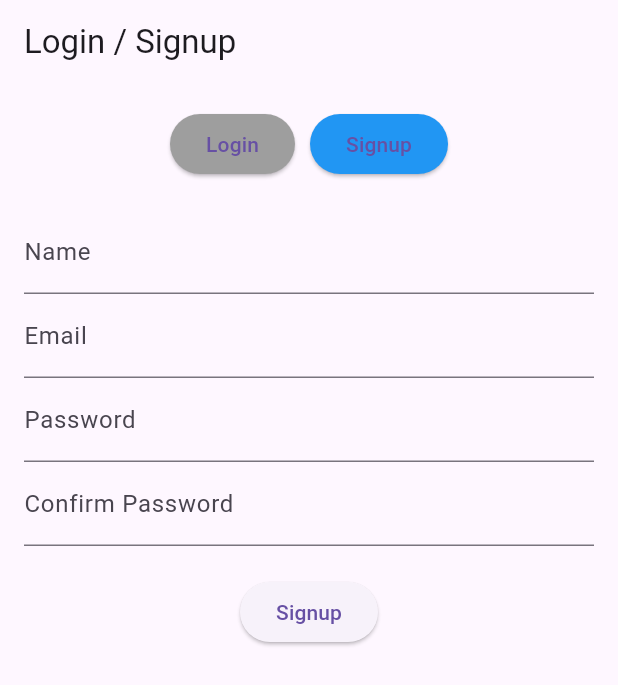
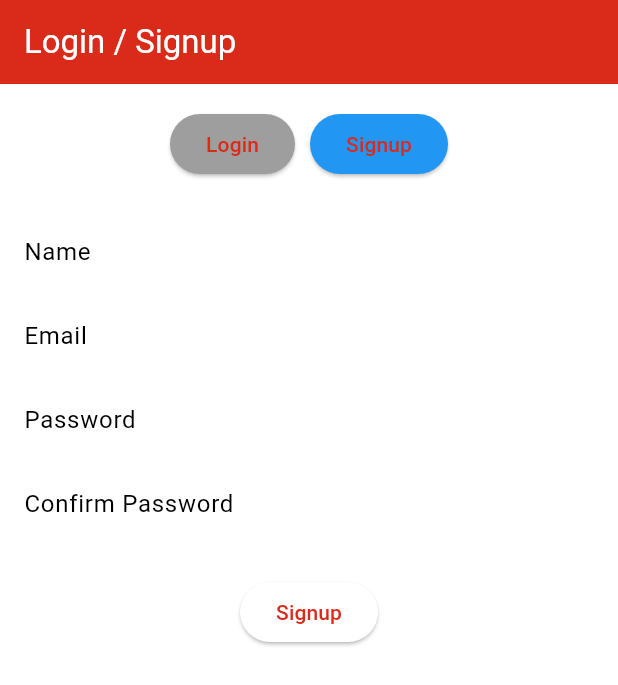
Before and after one commit to hamzasyed2985/FinanceApp, a Flutter app: the screen it shows after launch, after a tap on "Signup", on a phone screen of 412 x 824 dp. Shown: the top 685 px of the screen. Run offline on Flutter 3.47's test engine with Material 3 defaults, Android fonts, the phone set to English and light mode, and no system bars; our stand-ins replace cloud_firestore, firebase_auth, firebase_core, fl_chart; accounts and stored records are empty.

Commit message:
splash screen and theme colors on main.dart

```diff
--- a/lib/main.dart
+++ b/lib/main.dart
@@ -5,10 +5,11 @@ import 'package:finance_app/screens/add_transaction_screen.dart';
 import 'package:finance_app/screens/home_screen.dart';
 import 'package:finance_app/screens/transactions_screen.dart';
 import 'package:finance_app/screens/login_signup_screen.dart';
+import 'package:finance_app/screens/splash_screen.dart';
 
 void main() async {
   WidgetsFlutterBinding.ensureInitialized();
-  await Firebase.initializeApp(); // Initialize Firebase
+  await Firebase.initializeApp();
   FirebaseAuth.instance.signOut();
   runApp(const MyApp());
 }
@@ -20,20 +21,29 @@ class MyApp extends StatelessWidget {
   Widget build(BuildContext context) {
     return MaterialApp(
       title: 'Finance Tracker',
-      theme: ThemeData(primarySwatch: Colors.blue),
-      // Use the authentication check to determine the initial route
-      home: AuthWrapper(),
+      theme: ThemeData(
+        primaryColor: const Color(0xFFD92A1A),
+        scaffoldBackgroundColor: Colors.white,
+        colorScheme: ColorScheme.fromSwatch().copyWith(
+          primary: const Color(0xFFD92A1A),
+          secondary: Colors.white,
+        ),
+        appBarTheme: const AppBarTheme(
+          color: Color(0xFFD92A1A),
+          foregroundColor: Colors.white,
+        ),
+      ),
+      home: const SplashScreen(),
       routes: {
-        '/loginSignup': (context) => LoginSignupScreen(),
-        '/home': (context) => HomeScreen(),
-        '/transactions': (context) => TransactionsScreen(),
-        '/addTransaction': (context) => AddTransactionScreen(),
+        '/loginSignup': (context) => const LoginSignupScreen(),
+        '/home': (context) => const HomeScreen(),
+        '/transactions': (context) => const TransactionsScreen(),
+        '/addTransaction': (context) => const AddTransactionScreen(),
       },
     );
   }
 }
 
-// A wrapper to handle authentication and navigation
 class AuthWrapper extends StatelessWidget {
   const AuthWrapper({super.key});
 
@@ -41,17 +51,17 @@ class AuthWrapper extends StatelessWidget {
   Widget build(BuildContext context) {
     return StreamBuilder<User?>(
       stream:
-          FirebaseAuth.instance.authStateChanges(), // Listen to auth changes
+          FirebaseAuth.instance.authStateChanges(),
       builder: (context, snapshot) {
-        // Check if the user is authenticated
+
         if (snapshot.connectionState == ConnectionState.waiting) {
           return const Scaffold(
             body: Center(child: CircularProgressIndicator()),
-          ); // Show a loading indicator while checking auth
+          );
         } else if (snapshot.hasData) {
-          return const HomeScreen(); // Navigate to the HomeScreen if authenticated
+          return const HomeScreen();
         } else {
-          return const LoginSignupScreen(); // Navigate to Login/Signup if not authenticated
+          return const LoginSignupScreen();
         }
       },
     );
--- /dev/null
+++ b/lib/screens/splash_screen.dart
@@ -0,0 +1,36 @@
+import 'package:flutter/material.dart';
+import 'package:finance_app/main.dart';
+
+class SplashScreen extends StatefulWidget {
+  const SplashScreen({super.key});
+
+  @override
+  _SplashScreenState createState() => _SplashScreenState();
+}
+
+class _SplashScreenState extends State<SplashScreen> {
+  @override
+  void initState() {
+    super.initState();
+    // Navigate to AuthWrapper after 2 seconds
+    Future.delayed(const Duration(seconds: 2), () {
+      Navigator.pushReplacement(
+        context,
+        MaterialPageRoute(builder: (context) => const AuthWrapper()),
+      );
+    });
+  }
+
+  @override
+  Widget build(BuildContext context) {
+    return Scaffold(
+      backgroundColor: const Color(0xFFD92A1A), // Red background
+      body: Center(
+        child: Image.asset(
+          'assets/logo.png', // Add your logo image in assets
+          width: 150, // Adjust the size of the image as needed
+        ),
+      ),
+    );
+  }
+}
```
Also changed, not shown: assets/logo.png (added).
